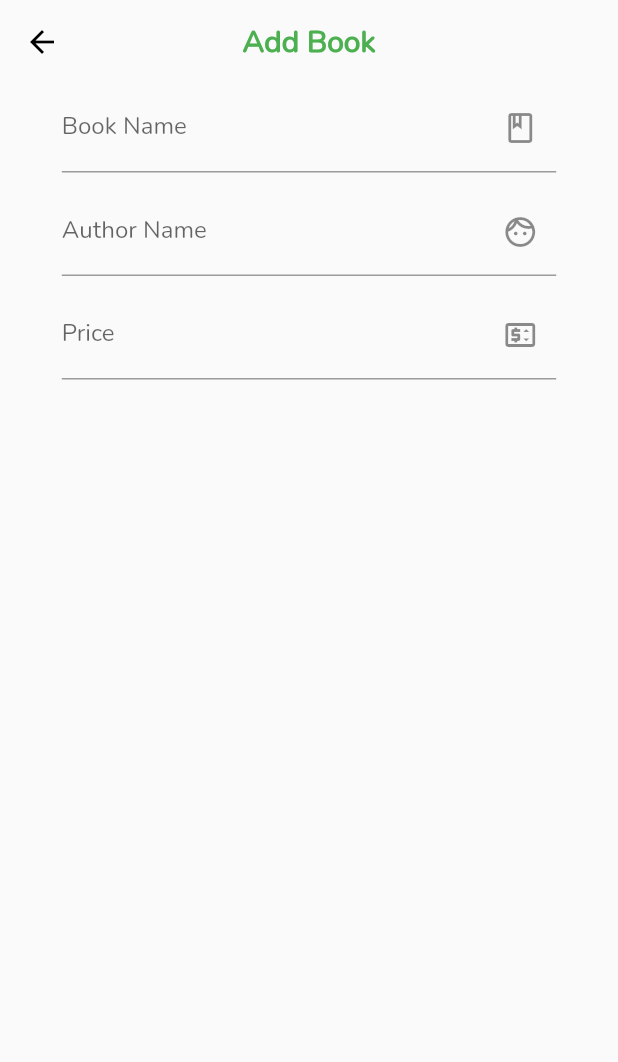
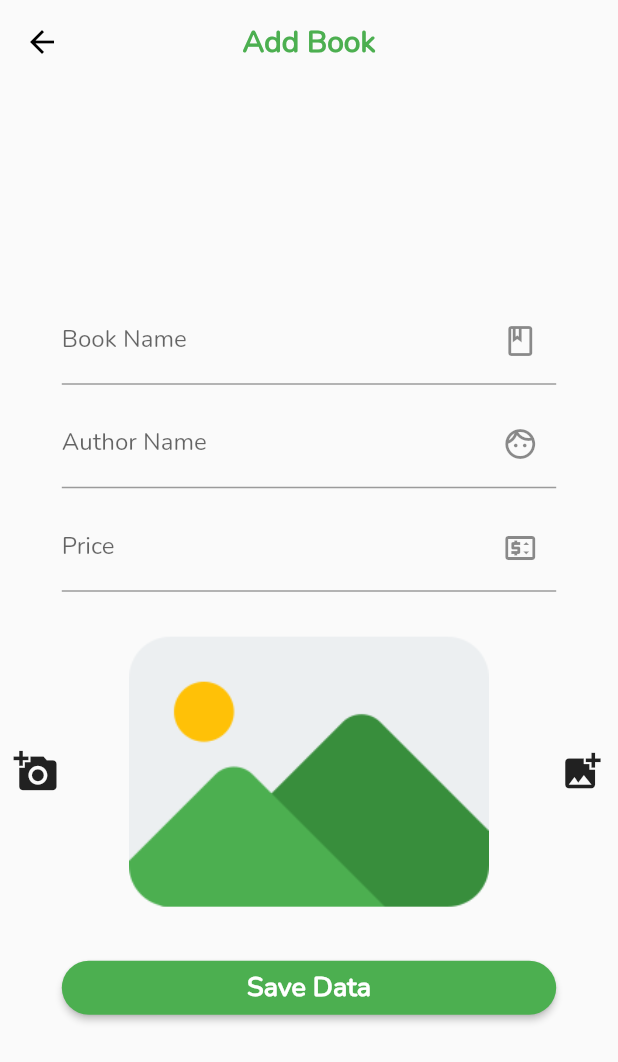
Before and after one commit to Eljethao/eljereviewbook, a Flutter app: the MyService screen opened directly, in the side drawer, after a tap on "Add Book", on a phone screen of 412 x 824 dp. Shown: the top 1062 px of the screen. Run offline on Flutter 3.47's test engine with Material 2 defaults, Android fonts, the phone set to English and light mode, and no system bars; our stand-ins replace dio, image_picker, shared_preferences; accounts and stored records are empty.

Commit message:
add new code

```diff
--- a/lib/addbook.dart
+++ b/lib/addbook.dart
@@ -1,4 +1,13 @@
+import 'dart:io';
+import 'dart:math';
+
+import 'package:dio/dio.dart';
+import 'package:eljereviewbook/utility/my_constant.dart';
+import 'package:eljereviewbook/utility/normal_dialog.dart';
+import 'package:flutter/cupertino.dart';
 import 'package:flutter/material.dart';
+import 'package:image_picker/image_picker.dart';
+import 'package:shared_preferences/shared_preferences.dart';
 
 class AddBook extends StatefulWidget {
   @override
@@ -6,6 +15,9 @@ class AddBook extends StatefulWidget {
 }
 
 class _AddBookState extends State<AddBook> {
+  File file;
+  String bookname, authorname, price;
+
   @override
   Widget build(BuildContext context) {
     return Scaffold(
@@ -27,16 +39,124 @@ class _AddBookState extends State<AddBook> {
       ),
       body: SafeArea(
         child: Center(
+          child: SingleChildScrollView(
             child: Column(
               children: [
                 booknameText(context),
                 authorText(context),
                 priceText(context),
+                SizedBox(height: 10),
+                bookImage(),
+                SizedBox(height: 10),
+                saveButton(),
               ],
             ),
           ),
         ),
+      ),
     );
+  }
+
+  Widget saveButton() {
+    return Container(
+      width: MediaQuery.of(context).size.width * 0.8,
+      child: ElevatedButton(
+        style: ElevatedButton.styleFrom(
+            primary: Colors.green,
+            shape: RoundedRectangleBorder(
+              borderRadius: BorderRadius.circular(20),
+            )),
+        onPressed: () {
+          if (file == null) {
+            normalDialog(context, 'Please choose Image');
+          } else if (bookname == null ||
+              bookname.isEmpty ||
+              authorname == null ||
+              authorname.isEmpty ||
+              price == null ||
+              price.isEmpty) {
+            normalDialog(context, 'Please fill your blank');
+          } else {
+            uploadData();
+          }
+        },
+        child: Text(
+          'Save Data',
+          style: TextStyle(
+            fontFamily: 'Nunito',
+            fontSize: 18,
+            fontWeight: FontWeight.bold,
+          ),
+        ),
+      ),
+    );
+  }
+
+  Future<Null> uploadData() async {
+    String url = '${MyConstant().domain}/eljereviewbook/saveBook.php?';
+
+    Random random = Random();
+    int i = random.nextInt(1000000);
+    String nameFile = 'book$i.jpg';
+
+    try {
+      Map<String, dynamic> map = Map();
+      map['file'] = await MultipartFile.fromFile(file.path, filename: nameFile);
+      FormData formData = FormData.fromMap(map);
+
+      await Dio().post(url, data: formData).then((value) async {
+        String urlPathImage = '/eljereviewbook/BookImage/$nameFile';
+        print('urlPathImage = ${MyConstant().domain}$urlPathImage');
+
+        SharedPreferences preferences = await SharedPreferences.getInstance();
+        String idString = preferences.getString('book_id');
+
+        String urlInsert =
+            '${MyConstant().domain}/eljereviewbook/addBook.php?isAdd=true&book_name=$bookname&book_author=$authorname&book_price=$price&book_image=$urlPathImage';
+        await Dio().get(urlInsert).then((value) => Navigator.pop(context));
+      });
+    } catch (e) {}
+  }
+
+  Widget bookImage() {
+    return Row(
+      mainAxisAlignment: MainAxisAlignment.spaceBetween,
+      children: [
+        IconButton(
+          onPressed: () => chooseImage(ImageSource.camera),
+          icon: Icon(
+            Icons.add_a_photo,
+            size: 30,
+          ),
+        ),
+        Container(
+          width: 240,
+          height: 220,
+          child:
+              file == null ? Image.asset('images/image.png',fit: BoxFit.cover,) : Image.file(file),
+        ),
+        IconButton(
+          onPressed: () => chooseImage(ImageSource.gallery),
+          icon: Icon(
+            Icons.add_photo_alternate,
+            size: 30,
+          ),
+        )
+      ],
+    );
+  }
+
+  Future<Null> chooseImage(ImageSource imageSource) async {
+    try {
+      var object = await ImagePicker().getImage(
+        source: imageSource,
+        maxHeight: 800,
+        maxWidth: 800,
+      );
+      setState(() {
+        file = File(object.path);
+      });
+    } catch (e) {}
   }
 
   Widget priceText(BuildContext context) {
@@ -44,14 +164,14 @@ class _AddBookState extends State<AddBook> {
       margin: EdgeInsets.only(top: 10),
       width: MediaQuery.of(context).size.width * 0.8,
       child: TextField(
+        onChanged: (value) => price = value.trim(),
         decoration: InputDecoration(
             labelText: 'Price',
             labelStyle: TextStyle(
               fontFamily: 'Nunito',
               fontSize: 16,
             ),
-          suffixIcon: Icon(Icons.price_change_outlined)
-        ),
+            suffixIcon: Icon(Icons.price_change_outlined)),
       ),
     );
   }
@@ -61,6 +181,7 @@ class _AddBookState extends State<AddBook> {
       margin: EdgeInsets.only(top: 10),
       width: MediaQuery.of(context).size.width * 0.8,
       child: TextField(
+        onChanged: (value) => authorname = value.trim(),
         decoration: InputDecoration(
             labelText: 'Author Name',
             labelStyle: TextStyle(
@@ -76,6 +197,7 @@ class _AddBookState extends State<AddBook> {
     return Container(
       width: MediaQuery.of(context).size.width * 0.8,
       child: TextField(
+        onChanged: (value) => bookname = value.trim(),
         decoration: InputDecoration(
             labelText: 'Book Name',
             labelStyle: TextStyle(
--- a/lib/myservice.dart
+++ b/lib/myservice.dart
@@ -30,7 +30,11 @@ class _MyServiceState extends State<MyService> {
           ),
         ],
       ),
-      body: Text('This is myhome service'),
+      body: ListView(
+        children: [
+
+        ],
+      ),
     );
   }
 
@@ -65,6 +69,7 @@ class _MyServiceState extends State<MyService> {
       title: Text('Add Book'),
       subtitle: Text('Add a new book here'),
       onTap: () {
+        Navigator.pop(context);
         MaterialPageRoute route = MaterialPageRoute(builder: (context)=> AddBook());
         Navigator.push(context, route);
       },
--- /dev/null
+++ b/lib/utility/my_constant.dart
@@ -0,0 +1,6 @@
+
+class MyConstant {
+  String domain = 'http://192.168.245.2';
+
+  MyConstant();
+}
--- a/lib/utility/normal_dialog.dart
+++ b/lib/utility/normal_dialog.dart
@@ -4,7 +4,7 @@ Future<void> normalDialog(BuildContext context, String message) async {
   showDialog(
     context: context,
     builder: (context) => SimpleDialog(
-      title: Text(message),
+      title: Text(message,style: TextStyle(fontFamily: 'Nunito'),),
       children: [
         Row(
           mainAxisAlignment: MainAxisAlignment.end,
@@ -15,7 +15,7 @@ Future<void> normalDialog(BuildContext context, String message) async {
               },
               child: Text(
                 'OK',
-                style: TextStyle(color: Colors.blue),
+                style: TextStyle(color: Colors.blue,fontFamily: 'Nunito'),
               ),
             )
           ],
--- a/pubspec.yaml
+++ b/pubspec.yaml
@@ -30,6 +30,8 @@ dependencies:
   cupertino_icons: ^1.0.2
   dio: ^3.0.10
   shared_preferences: ^2.0.7
+  image_picker: ^0.6.7+22
+  carousel_slider: ^3.0.0
 
 dev_dependencies:
   flutter_test:
@@ -50,6 +52,10 @@ flutter:
   assets:
     - images/locksmith.png
     - images/home.jpg
+    - images/image.png
+    - images/bookstore1.jpg
+    - images/bookstore2.jpg
+    - images/bookstore3.jpg
   #   - images/a_dot_ham.jpeg
 
   # An image asset can refer to one or more resolution-specific "variants", see
```
Also changed, not shown: images/bookstore1.jpg (added), images/bookstore2.jpg (added), images/bookstore3.jpg (added), images/image.png (added), pubspec.lock. Lines whose indentation alone changed are shown as unchanged.
